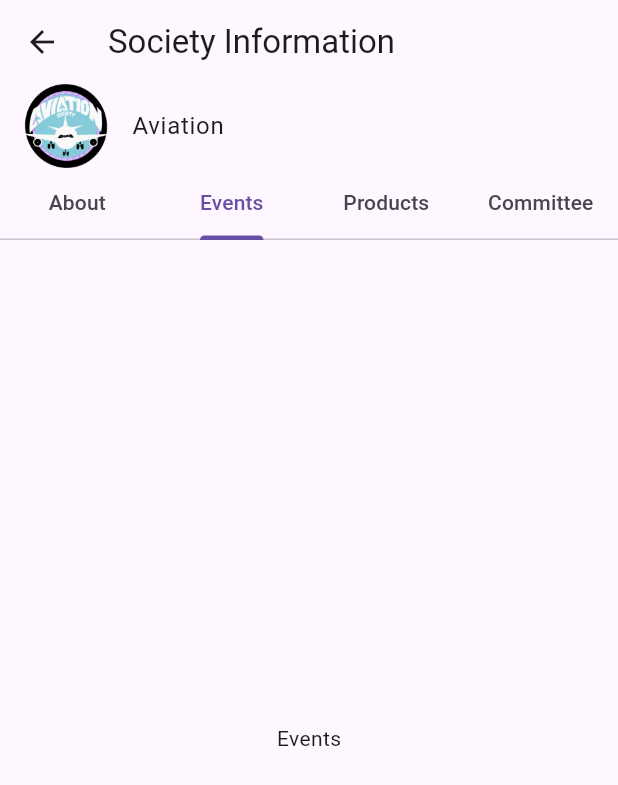
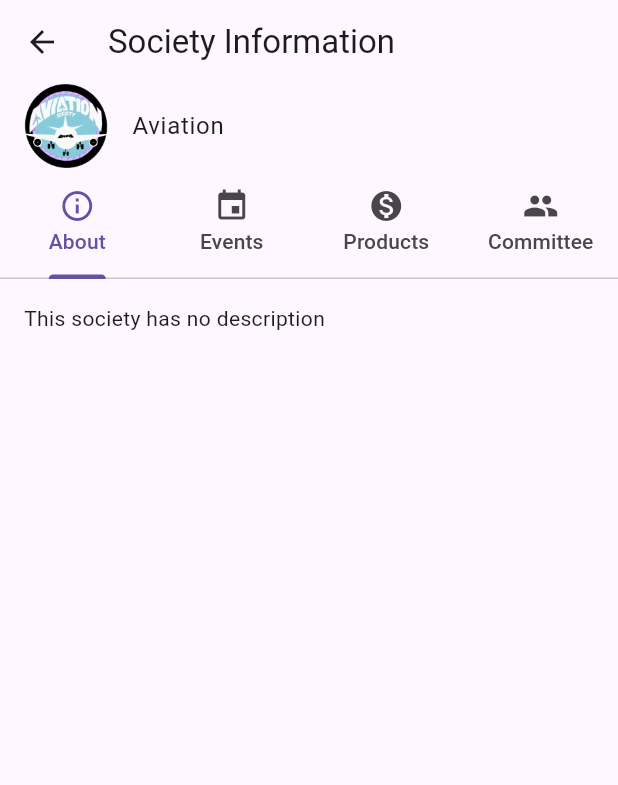
Before and after one commit to 5C-UoP/soc-drawer, a Flutter app: the screen it shows after launch, after a tap on "Aviation", on a phone screen of 412 x 824 dp. Shown: the top 785 px of the screen. Run offline on Flutter 3.47's test engine with Material 3 defaults, Android fonts, the phone set to English and light mode, and no system bars; generated files the repository leaves out were written again.

Commit message:
Small QOL changes

```diff
--- a/lib/src/socieites/socieity_details_view.dart
+++ b/lib/src/socieites/socieity_details_view.dart
@@ -28,34 +28,36 @@ class SocietyItemDetailsView extends StatelessWidget {
       ),
       body: DefaultTabController(
         length: 4,
-        initialIndex: 1,
+        initialIndex: 0,
         child: Column(
           children: [
-            ListTile(leading: Image.asset(soc.icon), title: Text(soc.name)),
-            TabBar(
+            ListTile(
+              leading: Image.asset(soc.icon),
+              title: Text(soc.name),
+              trailing: soc.joined ? null : const Text("Join"),
+            ),
+            const TabBar(
               tabs: [
                 Tab(
                   text: "About",
+                  icon: Icon(Icons.info_outline),
                 ),
-                Tab(
-                  text: "Events",
-                ),
-                Tab(
-                  text: "Products",
-                ),
-                Tab(
-                  text: "Committee",
-                ),
+                Tab(text: "Events", icon: Icon(Icons.event)),
+                Tab(text: "Products", icon: Icon(Icons.monetization_on)),
+                Tab(text: "Committee", icon: Icon(Icons.people)),
               ],
             ),
-            const Expanded(
-              child: TabBarView(
-                children: [
-                  Center(child: Text("About")),
-                  Center(child: Text("Events")),
-                  Center(child: Text("Products")),
-                  Center(child: Text("Committee")),
-                ],
+            Expanded(
+              child: Padding(
+                padding: const EdgeInsets.all(16.0),
+                child: TabBarView(
+                  children: [
+                    Text(soc.description),
+                    const Center(child: Text("Events")),
+                    const Center(child: Text("Products")),
+                    const Center(child: Text("Committee")),
+                  ],
+                ),
               ),
             ),
           ],
--- a/lib/src/socieites/society.dart
+++ b/lib/src/socieites/society.dart
@@ -1,9 +1,11 @@
 /// A class that represents a society model
 class Socieity {
-  const Socieity(this.id, this.name, this.icon, this.joined);
+  const Socieity(this.id, this.name, this.icon, this.joined,
+      {this.description = "This society has no description"});
 
   final int id;
   final String name;
   final String icon;
   final bool joined;
+  final String description;
 }
```
